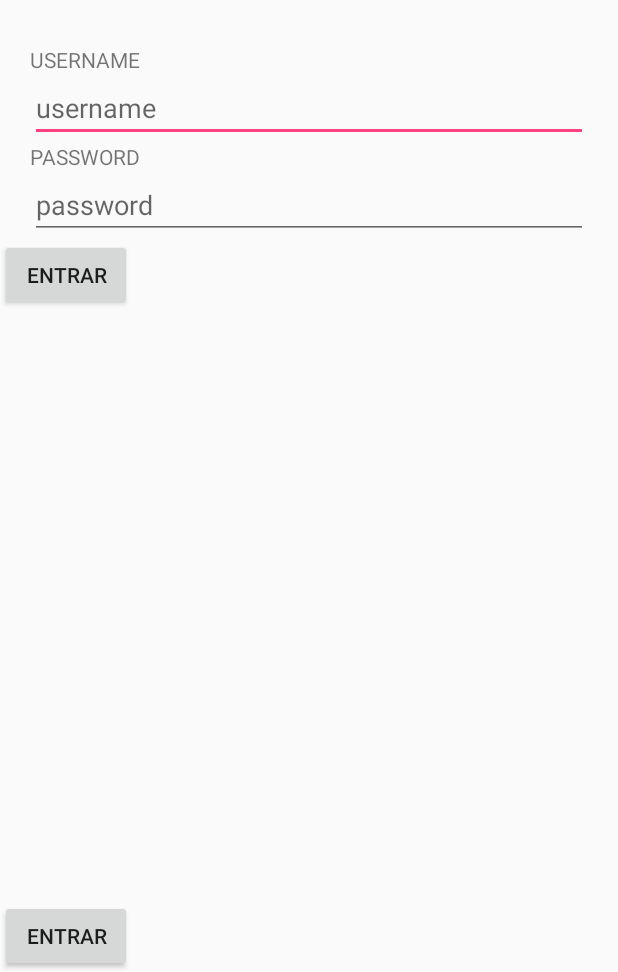
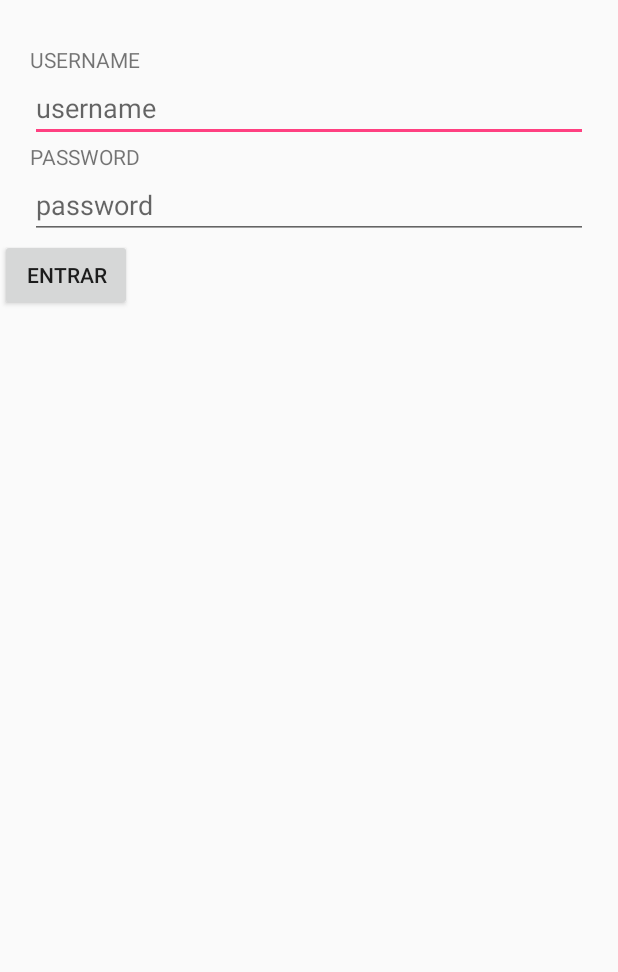
Before and after one commit to franciscocarranza/google_maps_test, an Android app: the screen it shows after launch (MainActivity), on a phone screen of 412 x 824 dp, the part 264-1236 px from its top. Run offline under Robolectric (Android 15) with nearby library versions, the phone set to English and light mode, and no system bars; our stand-ins replace ButterKnife, CircleImageView.

Commit message:
Segundo boton eliminado
Boton innecesario

```diff
--- a/app/src/main/res/layout/activity_main.xml
+++ b/app/src/main/res/layout/activity_main.xml
@@ -72,13 +72,6 @@
         android:textAllCaps="true"
         android:layout_below="@id/ly_password"/>
 
-    <Button
-        android:id="@+id/btn_map2"
-        android:layout_width="wrap_content"
-        android:layout_height="wrap_content"
-        android:text="@string/entrar"
-        android:textAllCaps="true"
-        android:layout_alignParentBottom="true"
-        />
+
 
 </RelativeLayout>
```
